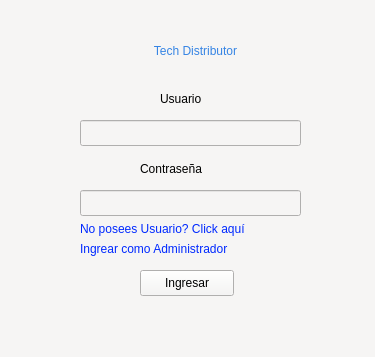
This is mainwindow.ui in ZekaDevv/Tech-Distributor as Qt 5 draws it before an edit. The edited form follows.
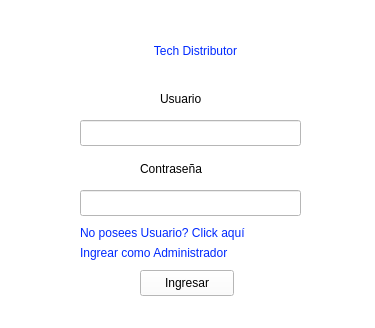
This is the edited form.

Commit message: Filtro de productos, comienzo de facturación y registrar nuevos usuarios

```diff
--- a/mainwindow.ui
+++ b/mainwindow.ui
@@ -7,14 +7,14 @@
     <x>0</x>
     <y>0</y>
     <width>375</width>
-    <height>357</height>
+    <height>328</height>
    </rect>
   </property>
   <property name="windowTitle">
    <string>Tech Distributor</string>
   </property>
   <property name="styleSheet">
-   <string notr="true">background-color: rgb(246, 245, 244);</string>
+   <string notr="true">background-color: rgb(255, 255, 255);</string>
   </property>
   <widget class="QWidget" name="centralwidget">
    <widget class="QLabel" name="title">
@@ -27,7 +27,7 @@
      </rect>
     </property>
     <property name="styleSheet">
-     <string notr="true">color: rgb(53, 132, 228);
+     <string notr="true">color: rgb(0, 41, 255); 
 font: 500 20pt &quot;Ubuntu Sans&quot;;</string>
     </property>
     <property name="text">
@@ -113,41 +113,6 @@
      <string>Ingresar</string>
     </property>
    </widget>
-   <widget class="QLabel" name="label_admin">
-    <property name="geometry">
-     <rect>
-      <x>80</x>
-      <y>240</y>
-      <width>191</width>
-      <height>18</height>
-     </rect>
-    </property>
-    <property name="styleSheet">
-     <string notr="true">color: rgb(0, 41, 255);
-font: 8pt &quot;Ubuntu Sans&quot;;</string>
-    </property>
-    <property name="text">
-     <string>Ingrear como Administrador</string>
-    </property>
-   </widget>
-   <widget class="QLabel" name="label_ne_user">
-    <property name="geometry">
-     <rect>
-      <x>80</x>
-      <y>220</y>
-      <width>201</width>
-      <height>18</height>
-     </rect>
-    </property>
-    <property name="styleSheet">
-     <string notr="true">color: rgb(0, 0, 0);
-color: rgb(0, 41, 255);
-font: 8pt &quot;Ubuntu Sans&quot;;</string>
-    </property>
-    <property name="text">
-     <string>No posees Usuario? Click aquí</string>
-    </property>
-   </widget>
    <widget class="QLabel" name="label_error">
     <property name="geometry">
      <rect>
@@ -168,6 +133,68 @@
      <set>Qt::AlignmentFlag::AlignCenter</set>
     </property>
    </widget>
+   <widget class="QPushButton" name="joinAdmin">
+    <property name="geometry">
+     <rect>
+      <x>80</x>
+      <y>240</y>
+      <width>211</width>
+      <height>26</height>
+     </rect>
+    </property>
+    <property name="styleSheet">
+     <string notr="true">QPushButton {
+    background-color: transparent;
+	color: rgb(0, 41, 255);
+	font: 8pt &quot;Ubuntu Sans&quot;;
+    border: none; 
+    text-align: left; 
+}
+
+QPushButton:hover {
+	color: rgb(100, 41, 255);
+    text-decoration: underline; 
+}
+
+QPushButton:pressed {
+    color: #004494;
+}</string>
+    </property>
+    <property name="text">
+     <string>Ingrear como Administrador</string>
+    </property>
+   </widget>
+   <widget class="QPushButton" name="newUser">
+    <property name="geometry">
+     <rect>
+      <x>80</x>
+      <y>220</y>
+      <width>211</width>
+      <height>26</height>
+     </rect>
+    </property>
+    <property name="styleSheet">
+     <string notr="true">QPushButton {
+    background-color: transparent;
+	color: rgb(0, 41, 255);
+	font: 8pt &quot;Ubuntu Sans&quot;;
+    border: none; 
+    text-align: left; 
+}
+
+QPushButton:hover {
+	color: rgb(100, 41, 255);
+    text-decoration: underline; 
+}
+
+QPushButton:pressed {
+    color: #004494;
+}</string>
+    </property>
+    <property name="text">
+     <string>No posees Usuario? Click aquí</string>
+    </property>
+   </widget>
   </widget>
   <widget class="QStatusBar" name="statusbar"/>
  </widget>
```
Left out of the diff: 15 changed lines with no effect on the pictures. The commit also changes 22 other files.
